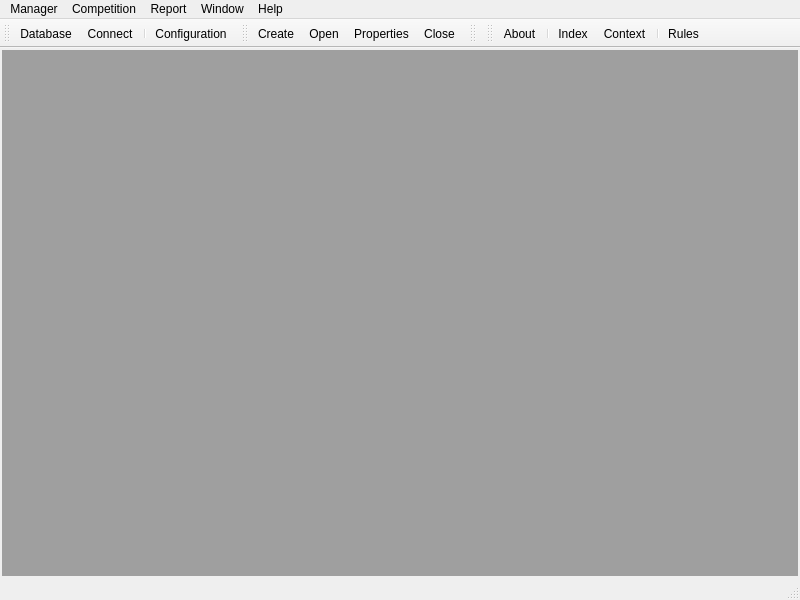
The window that cwall_manager.ui (pitikov/cwall.qt4) describes before a commit, drawn with Qt 5.
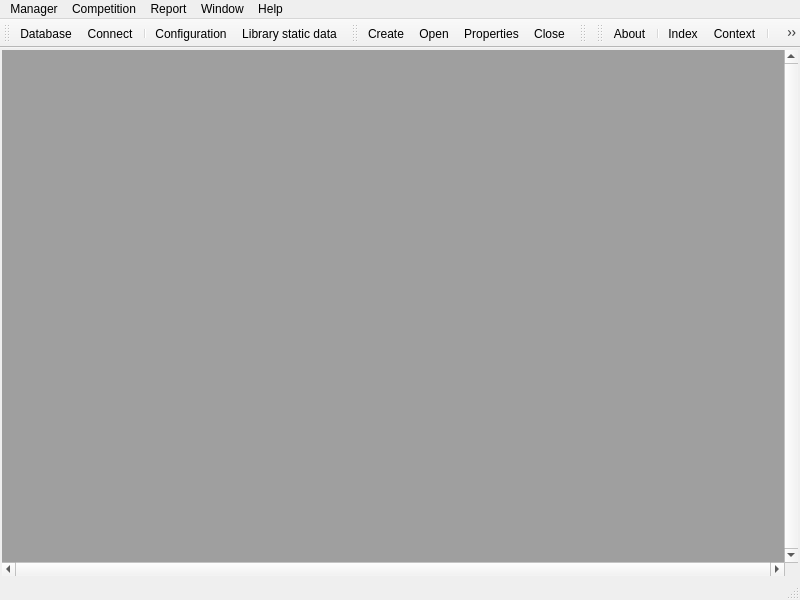
The same window after the commit. Icons and pictures are not drawn.

What changed in the file:
```diff
--- a/cwall_manager.ui
+++ b/cwall_manager.ui
@@ -19,7 +19,14 @@
      <number>2</number>
     </property>
     <item>
-     <widget class="QMdiArea" name="mdiArea"/>
+     <widget class="QMdiArea" name="mdiArea">
+      <property name="verticalScrollBarPolicy">
+       <enum>Qt::ScrollBarAlwaysOn</enum>
+      </property>
+      <property name="horizontalScrollBarPolicy">
+       <enum>Qt::ScrollBarAlwaysOn</enum>
+      </property>
+     </widget>
     </item>
    </layout>
   </widget>
@@ -94,6 +101,7 @@
    <addaction name="actionManagerDbConnect"/>
    <addaction name="separator"/>
    <addaction name="actionManagerConfiguration"/>
+   <addaction name="actionLibrary_static_data"/>
   </widget>
   <widget class="QToolBar" name="toolBarCompetition">
    <property name="windowTitle">
@@ -257,6 +265,16 @@
     <string>Connect</string>
    </property>
   </action>
+  <action name="actionLibrary_static_data">
+   <property name="icon">
+    <iconset theme="accessories-dictionary">
+     <normaloff/>
+    </iconset>
+   </property>
+   <property name="text">
+    <string>Library static data</string>
+   </property>
+  </action>
  </widget>
  <resources/>
  <connections/>
```
Left out of the diff: 9 changed lines with no effect on the pictures.
